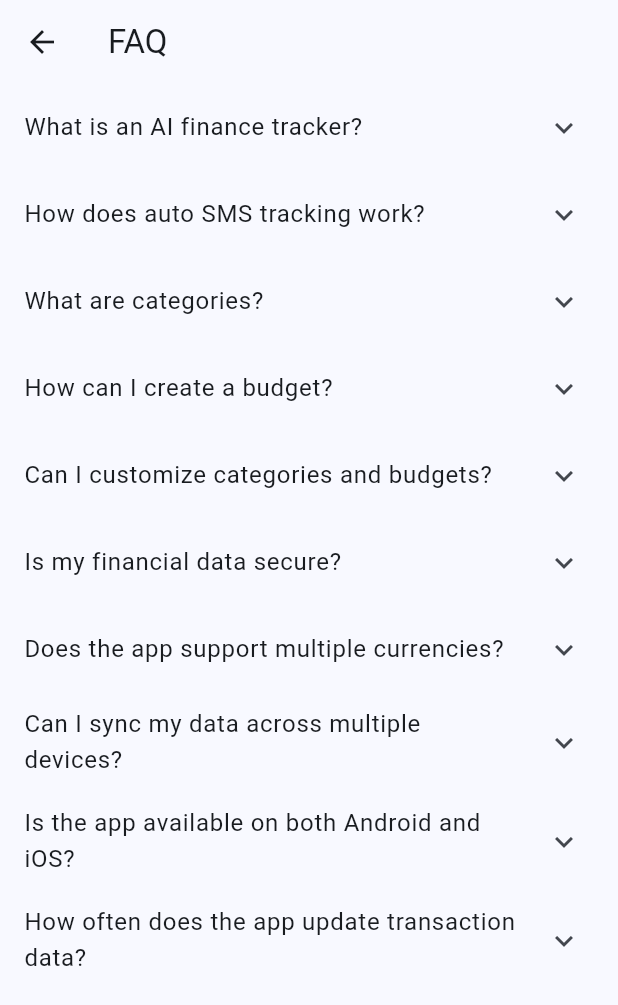
After one commit to rijfas/pocketbook, a Flutter app: the FaqView screen opened by its route, on a phone screen of 412 x 824 dp. The commit adds this screen. Shown: the top 1005 px of the screen. Run offline on Flutter 3.47's test engine with Material 3 defaults, Android fonts, the phone set to English and light mode, and no system bars; our stand-ins replace emoji_picker_flutter, fl_chart, flutter_local_notifications, flutter_svg, isar, shared_preferences and 1 more; missing offline and left inert: telephony; accounts and stored records are empty; generated files the repository leaves out were written again.

Commit message:
faq implemented

```diff
--- a/lib/presentation/screens/dashboard/pages/profile/page.dart
+++ b/lib/presentation/screens/dashboard/pages/profile/page.dart
@@ -72,6 +72,12 @@ class ProfilePage extends StatelessWidget {
                     onTap: () =>
                         Navigator.of(context).pushNamed(Routes.termsOfUse),
                   ),
+                  PreferenceTile(
+                    icon: Icons.question_mark,
+                    title: 'FAQ',
+                    subTitle: 'Frequently asked questions',
+                    onTap: () => Navigator.of(context).pushNamed(Routes.faq),
+                  ),
                 ],
               ),
             ),
@@ -100,11 +106,6 @@ class ProfilePage extends StatelessWidget {
                   const Divider(),
                   const DarkModeToggle(),
                   const SmsTrackingToggle(),
-                  const PreferenceTile(
-                    icon: Icons.question_mark,
-                    title: 'FAQ',
-                    subTitle: 'Frequently asked questions',
-                  ),
                   PreferenceTile(
                     icon: Icons.delete,
                     title: 'Reset App Data',
--- /dev/null
+++ b/lib/presentation/screens/faq/route.dart
@@ -0,0 +1,11 @@
+import 'package:flutter/material.dart';
+
+import 'view.dart';
+
+class Faq extends MaterialPageRoute {
+  Faq({
+    Key? key,
+  }) : super(
+          builder: (context) => FaqView(),
+        );
+}
--- /dev/null
+++ b/lib/presentation/screens/faq/view.dart
@@ -0,0 +1,83 @@
+import 'package:flutter/material.dart';
+
+class FaqView extends StatelessWidget {
+  FaqView({super.key});
+
+  final List<Map<String, String>> faqData = [
+    {
+      'question': 'What is an AI finance tracker?',
+      'answer':
+          'An AI finance tracker is a mobile application that utilizes artificial intelligence technology to help users manage their finances more efficiently.'
+    },
+    {
+      'question': 'How does auto SMS tracking work?',
+      'answer':
+          'Auto SMS tracking is a feature that automatically detects and categorizes financial transactions from SMS messages received on your phone. The AI analyzes the message content to identify transactions and assigns them to appropriate categories.'
+    },
+    {
+      'question': 'What are categories?',
+      'answer':
+          'Categories are predefined groups that you can assign your transactions to, such as groceries, utilities, entertainment, etc. They help you organize and understand your spending habits.'
+    },
+    {
+      'question': 'How can I create a budget?',
+      'answer':
+          'You can create a budget by setting limits on how much you want to spend within specific categories or overall. The app will track your spending and notify you when you\'re approaching or exceeding your budget.'
+    },
+    {
+      'question': 'Can I customize categories and budgets?',
+      'answer':
+          'Yes, you can customize categories and budgets to fit your specific financial needs and goals. You can create new categories, edit existing ones, and adjust budget limits as needed.'
+    },
+    {
+      'question': 'Is my financial data secure?',
+      'answer':
+          'Yes, your financial data is securely stored and protected by encryption. We prioritize the privacy and security of your information and adhere to strict data protection measures.'
+    },
+    {
+      'question': 'Does the app support multiple currencies?',
+      'answer':
+          'Yes, the app supports multiple currencies, allowing you to track expenses and budgets in different currencies if needed.'
+    },
+    {
+      'question': 'Can I sync my data across multiple devices?',
+      'answer':
+          'Yes, you can sync your data across multiple devices by signing in with the same account. Your data will be securely stored in the cloud and accessible from any device.'
+    },
+    {
+      'question': 'Is the app available on both Android and iOS?',
+      'answer':
+          'Yes, the app is available on both Android and iOS platforms, providing a seamless experience across different devices.'
+    },
+    {
+      'question': 'How often does the app update transaction data?',
+      'answer':
+          'The app updates transaction data in real-time or at regular intervals, depending on your preferences and settings. You can also manually refresh the data whenever needed.'
+    },
+  ];
+
+  @override
+  Widget build(BuildContext context) {
+    return Scaffold(
+      appBar: AppBar(
+        title: Text('FAQ'),
+      ),
+      body: ListView.builder(
+        itemCount: faqData.length,
+        itemBuilder: (context, index) {
+          final question = faqData[index]['question'];
+          final answer = faqData[index]['answer'];
+          return ExpansionTile(
+            title: Text(question!),
+            children: [
+              Padding(
+                padding: const EdgeInsets.all(16.0),
+                child: Text(answer!),
+              ),
+            ],
+          );
+        },
+      ),
+    );
+  }
+}
--- a/lib/utils/routes.dart
+++ b/lib/utils/routes.dart
@@ -2,6 +2,7 @@ import 'package:flutter/material.dart';
 import 'package:pocketbook/models/budget.dart';
 import 'package:pocketbook/presentation/screens/categories/route.dart';
 import 'package:pocketbook/presentation/screens/create_budget/route.dart';
+import 'package:pocketbook/presentation/screens/faq/route.dart';
 import 'package:pocketbook/presentation/screens/onboarding/route.dart';
 import 'package:pocketbook/presentation/screens/terms_of_use/route.dart';
 import 'package:pocketbook/presentation/screens/transactions/route.dart';
@@ -22,6 +23,7 @@ sealed class Routes {
   static const transactions = 'transactions';
   static const categories = 'categories';
   static const termsOfUse = 'terms-of-use';
+  static const faq = 'faq';
 
   static Route onGenerateRoute(RouteSettings routeSettings) {
     switch (routeSettings.name) {
@@ -45,6 +47,8 @@ sealed class Routes {
         return Categories();
       case termsOfUse:
         return TermsOfUse();
+      case faq:
+        return Faq();
       default:
         throw Exception('Invalid Route: ${routeSettings.name}');
     }
```
